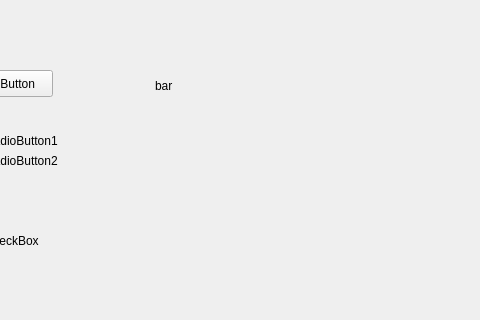
pgollor/pyGUI, file sampleModules/testSettingMod/testSettingMod.ui: the form before one commit; both pictures show x 125 to 605 and y 0 to 320 of the 770 by 460 pixel window.
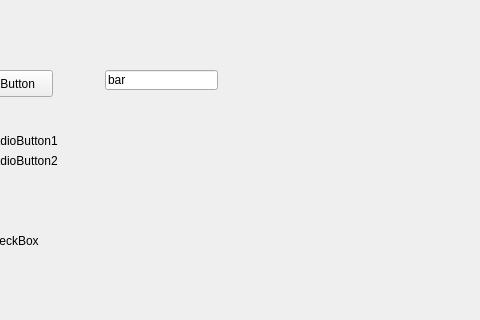
The form after the commit.

The edit to the form file:
```diff
--- a/sampleModules/testSettingMod/testSettingMod.ui
+++ b/sampleModules/testSettingMod/testSettingMod.ui
@@ -26,20 +26,7 @@
     <string>PushButton</string>
    </property>
   </widget>
-  <widget class="QLabel" name="labelFoo">
-   <property name="geometry">
-    <rect>
-     <x>280</x>
-     <y>70</y>
-     <width>221</width>
-     <height>31</height>
-    </rect>
-   </property>
-   <property name="text">
-    <string>bar</string>
-   </property>
-  </widget>
-  <widget class="QRadioButton" name="radioButton_1">
+  <widget class="QRadioButton" name="radioButtonRB1">
    <property name="geometry">
     <rect>
      <x>90</x>
@@ -78,6 +65,19 @@
     <string>RadioButton2</string>
    </property>
   </widget>
+  <widget class="QLineEdit" name="lineEditFoo">
+   <property name="geometry">
+    <rect>
+     <x>230</x>
+     <y>70</y>
+     <width>113</width>
+     <height>20</height>
+    </rect>
+   </property>
+   <property name="text">
+    <string>bar</string>
+   </property>
+  </widget>
  </widget>
  <resources/>
  <connections/>
```
Left out of the diff: 2 changed lines with no effect on the pictures.
